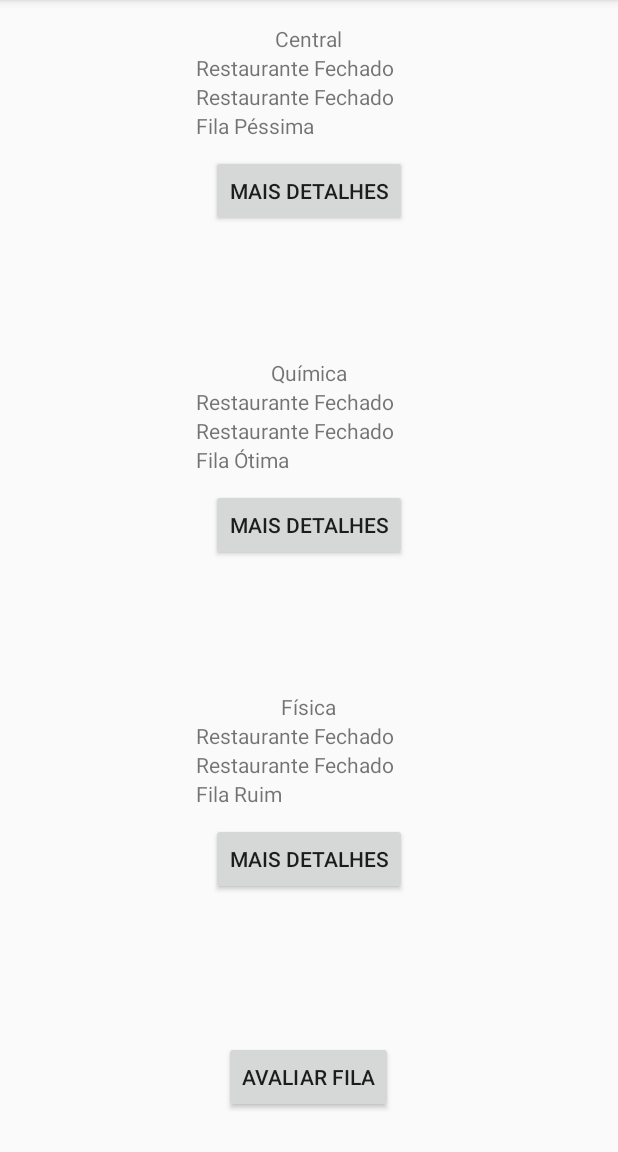
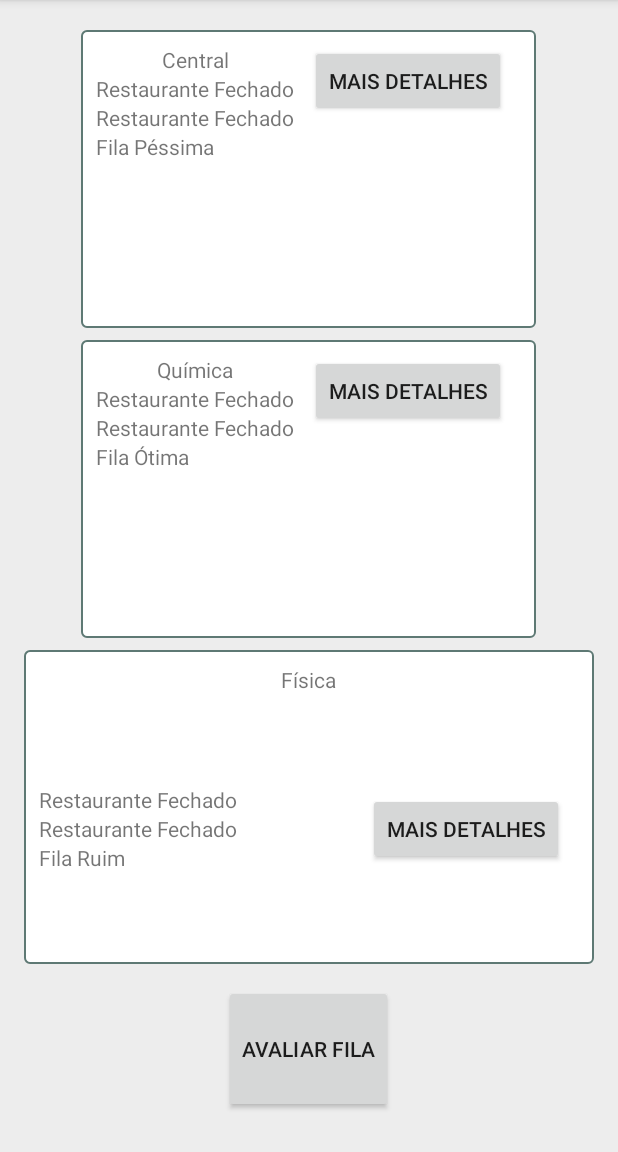
Before and after one commit to Bandex-usp/Bandex-App, an Android app: the screen it shows after launch (MainActivity), on a phone screen of 412 x 824 dp, the part 84-1236 px from its top. Run offline under Robolectric (Android 15) with nearby library versions, the phone set to English and light mode, and no system bars; libraries missing offline, so code that uses them is left out: com.beardedhen.androidbootstrap; plain views replace BootstrapButton; 15 statements that could not run were skipped.

Commit message:
Button and Linear Layout backgrounds created and layout of activity main changed.

```diff
--- /dev/null
+++ b/app/src/main/res/drawable/button_more_details.xml
@@ -0,0 +1,25 @@
+<?xml version="1.0" encoding="utf-8"?>
+<selector xmlns:android="http://schemas.android.com/apk/res/android" >
+    <item android:state_pressed="true" >
+        <shape android:shape="rectangle"  >
+            <corners android:radius="3dip" />
+            <stroke android:width="1dip" android:color="#5e7974" />
+            <gradient android:angle="-90" android:startColor="#345953" android:endColor="#689a92"  />
+        </shape>
+    </item>
+    <item android:state_focused="true">
+        <shape android:shape="rectangle"  >
+            <corners android:radius="3dip" />
+            <stroke android:width="1dip" android:color="#5e7974" />
+            <solid android:color="#58857e"/>
+        </shape>
+    </item>
+    <item >
+        <shape android:shape="rectangle"  >
+            <corners android:radius="3dip" />
+            <stroke android:width="1dip" android:color="#5e7974" />
+            <gradient android:angle="-90" android:startColor="#8dbab3" android:endColor="#58857e" />
+        </shape>
+    </item>
+
+</selector>
--- /dev/null
+++ b/app/src/main/res/drawable/rectangle.xml
@@ -0,0 +1,12 @@
+<?xml version="1.0" encoding="utf-8"?>
+<selector xmlns:android="http://schemas.android.com/apk/res/android">
+    <item >
+        <shape android:shape="rectangle"  >
+            <corners android:radius="3dip" />
+            <stroke android:width="1dip" android:color="#5e7974" />
+            <solid android:color="@color/white" />
+            <padding android:left="10dp" android:right="10dp" android:top="10dp" />
+
+        </shape>
+    </item>
+</selector>
--- a/app/src/main/res/layout/activity_evaluate_line.xml
+++ b/app/src/main/res/layout/activity_evaluate_line.xml
@@ -1,7 +1,7 @@
 <RelativeLayout xmlns:android="http://schemas.android.com/apk/res/android"
     xmlns:bootstrap="http://schemas.android.com/apk/res-auto"
     xmlns:tools="http://schemas.android.com/tools" android:layout_width="match_parent"
-    android:layout_height="match_parent" android:paddingLeft="@dimen/activity_horizontal_margin"
+    android:layout_height="wrap_content" android:paddingLeft="@dimen/activity_horizontal_margin"
     android:paddingRight="@dimen/activity_horizontal_margin"
     android:paddingTop="@dimen/activity_vertical_margin"
     android:paddingBottom="@dimen/activity_vertical_margin"
--- a/app/src/main/res/layout/activity_main.xml
+++ b/app/src/main/res/layout/activity_main.xml
@@ -1,12 +1,27 @@
-<LinearLayout xmlns:android="http://schemas.android.com/apk/res/android"
+<LinearLayout
+    xmlns:android="http://schemas.android.com/apk/res/android"
     xmlns:tools="http://schemas.android.com/tools"
     xmlns:bootstrap="http://schemas.android.com/apk/res-auto"
     android:orientation="vertical"
     android:layout_width="match_parent"
-    android:layout_height="match_parent" android:paddingLeft="@dimen/activity_horizontal_margin"
+    android:layout_height="match_parent"
+    android:paddingLeft="@dimen/activity_horizontal_margin"
     android:paddingRight="@dimen/activity_horizontal_margin"
     android:paddingTop="@dimen/activity_vertical_margin"
-    android:paddingBottom="@dimen/activity_vertical_margin" tools:context=".MainActivity">
+    android:paddingBottom="@dimen/activity_vertical_margin"
+    tools:context=".MainActivity"
+    android:background="@color/home_background_color"
+    android:weightSum="10">
+
+    <LinearLayout
+        android:layout_weight="3"
+        android:layout_gravity="center_horizontal"
+        android:orientation="horizontal"
+        android:layout_width="wrap_content"
+        android:layout_height="wrap_content"
+        android:background="@drawable/rectangle"
+        android:layout_marginBottom="4dp"
+        android:layout_marginTop="4dp" >
 
         <LinearLayout
             android:id="@+id/activity_main_ll_central"
@@ -37,6 +52,8 @@
                 android:text="@string/title_horrible_line"
                 android:layout_width="wrap_content"
                 android:layout_height="wrap_content" />
+        </LinearLayout>
+
         <com.beardedhen.androidbootstrap.BootstrapButton
             android:id="@+id/activity_main_central_btn_more_details"
             android:layout_gravity="center_horizontal"
@@ -50,13 +67,37 @@
             bootstrap:bb_type="success"
             />
     </LinearLayout> <!-- ll_central -->
+    <!--
+
+    <Button
+        android:layout_width="wrap_content"
+        android:layout_height="wrap_content"
+        android:text="@string/title_central"
+        android:id="@+id/button"
+        android:textColor="#ffffff"
+        android:padding="10dp"
+        android:layout_gravity="right"
+        android:layout_weight="1"
+        android:background="@drawable/button_more_details"
+        android:textAllCaps="false" />
+    Botão -->
+
+    <LinearLayout
+        android:layout_weight="3"
+        android:layout_gravity="center_horizontal"
+        android:orientation="horizontal"
+        android:layout_width="wrap_content"
+        android:layout_height="wrap_content"
+        android:background="@drawable/rectangle"
+        android:layout_marginBottom="4dp"
+        android:layout_marginTop="4dp" >
 
         <LinearLayout
             android:id="@+id/activity_main_ll_quimica"
             android:layout_weight="1"
             android:layout_gravity="center_horizontal"
             android:orientation="vertical"
-        android:layout_width="wrap_content"
+            android:layout_width="fill_parent"
             android:layout_height="wrap_content">
 
             <TextView
@@ -80,6 +121,10 @@
                 android:text="@string/title_great_line"
                 android:layout_width="wrap_content"
                 android:layout_height="wrap_content" />
+
+
+        </LinearLayout>
+
         <com.beardedhen.androidbootstrap.BootstrapButton
             android:id="@+id/activity_main_quimica_btn_more_details"
             android:layout_width="wrap_content"
@@ -94,20 +139,34 @@
             />
 
     </LinearLayout> <!-- ll_quimica -->
+
     <LinearLayout
-        android:id="@+id/activity_main_ll_fisica"
-        android:layout_weight="1"
+        android:layout_weight="3"
         android:layout_gravity="center_horizontal"
         android:orientation="vertical"
-        android:layout_width="wrap_content"
-        android:layout_height="wrap_content">
-
+        android:layout_width="match_parent"
+        android:layout_height="wrap_content"
+        android:background="@drawable/rectangle"
+        android:layout_marginBottom="4dp"
+        android:layout_marginTop="4dp" >
         <TextView
             android:id="@+id/activity_main_fisica_tv_title"
             android:text="@string/title_fisica"
             android:layout_gravity="center_horizontal"
             android:layout_width="wrap_content"
             android:layout_height="wrap_content" />
+        <LinearLayout
+            android:layout_width="match_parent"
+            android:layout_height="match_parent"
+            android:orientation="horizontal"
+            >
+            <LinearLayout
+                android:id="@+id/activity_main_ll_fisica"
+                android:layout_weight="1"
+                android:layout_gravity="center_vertical"
+                android:orientation="vertical"
+                android:layout_width="wrap_content"
+                android:layout_height="wrap_content" >
                 <TextView
                     android:id="@+id/activity_main_fisica_tv_mistura"
                     android:text="@string/title_foo"
@@ -123,21 +182,25 @@
                     android:text="@string/title_bad_line"
                     android:layout_width="wrap_content"
                     android:layout_height="wrap_content" />
+            </LinearLayout>
             <com.beardedhen.androidbootstrap.BootstrapButton
                 android:id="@+id/activity_main_fisica_btn_more_details"
                 android:layout_width="wrap_content"
                 android:layout_height="wrap_content"
                 android:layout_margin="10dp"
                 android:text="@string/title_more_details"
-            android:layout_gravity="center_horizontal"
+                android:layout_gravity="center_vertical"
                 bootstrap:bb_size="small"
                 bootstrap:bb_roundedCorners="true"
                 bootstrap:bb_icon_right="fa-cloud"
                 bootstrap:bb_type="success"
+
                 />
+        </LinearLayout>
     </LinearLayout> <!-- ll_fisica -->
 
     <com.beardedhen.androidbootstrap.BootstrapButton
+        android:layout_weight="1"
         android:id="@+id/activity_main_btn_evaluate_line"
         android:layout_width="wrap_content"
         android:layout_height="wrap_content"
--- a/app/src/main/res/values/strings.xml
+++ b/app/src/main/res/values/strings.xml
@@ -42,7 +42,8 @@
     </string-array>
 
 
-
+    <color name="home_background_color">#EDEDED</color>
+    <color name="white">#ffffff</color>
 
 
 
```
Also changed, not shown: 1 other file. Lines whose indentation alone changed are shown as unchanged.
